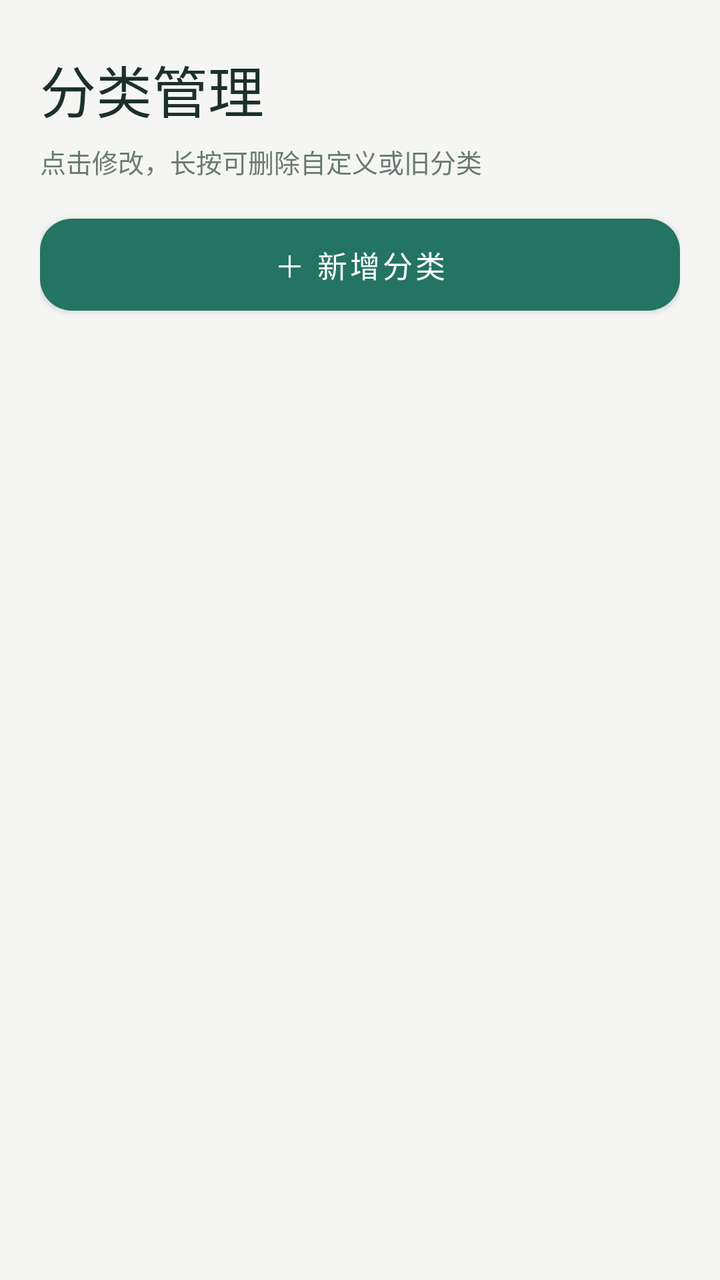
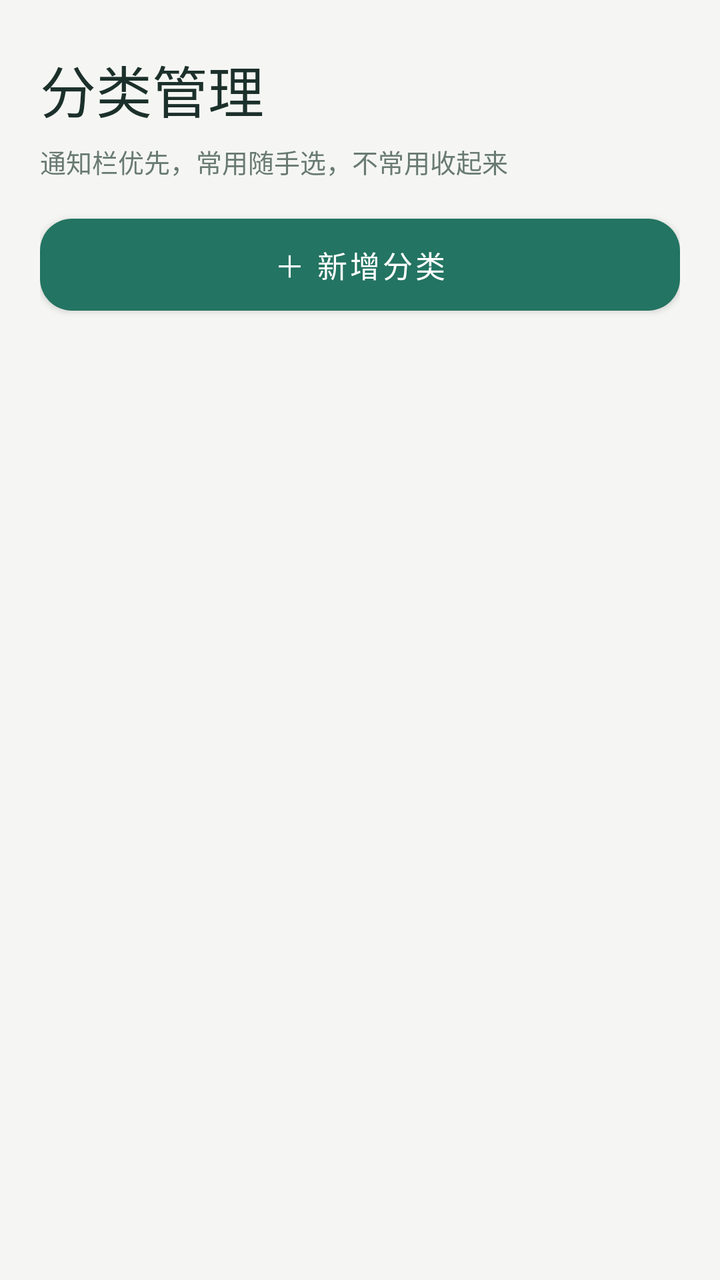

The first picture is an Android layout as it rendered before a commit; the second is the same layout after the commit. The layout source and the unified diff follow.
<!-- AndroidManifest.xml: application theme Theme.LightLedger -->
<!-- res/layout/activity_category.xml -->
<?xml version="1.0" encoding="utf-8"?>
<LinearLayout xmlns:android="http://schemas.android.com/apk/res/android"
    android:layout_width="match_parent" android:layout_height="match_parent"
    android:orientation="vertical" android:padding="@dimen/ledger_page_gutter" android:background="?attr/ledgerBackground">
    <TextView style="@style/LedgerPageTitle" android:layout_width="match_parent" android:layout_height="wrap_content"
        android:layout_marginTop="4dp" android:text="分类管理" />
    <TextView style="@style/LedgerCaption" android:layout_width="match_parent" android:layout_height="wrap_content"
        android:layout_marginTop="6dp" android:text="点击修改，长按可删除自定义或旧分类" />
    <com.google.android.material.button.MaterialButton android:id="@+id/addCategory" style="@style/LedgerButton"
        android:layout_width="match_parent" android:layout_height="wrap_content"
        android:layout_marginTop="16dp" android:layout_marginBottom="12dp" android:text="＋ 新增分类" />
    <ScrollView android:layout_width="match_parent" android:layout_height="0dp" android:layout_weight="1">
        <LinearLayout android:id="@+id/categoryContainer"
            android:layout_width="match_parent" android:layout_height="wrap_content"
            android:orientation="vertical" />
    </ScrollView>
</LinearLayout>
<!-- resources referenced by this layout -->
<resources>
  <dimen name="ledger_page_gutter">20dp</dimen>
  <style name="LedgerButton" parent="Widget.MaterialComponents.Button">
          <item name="cornerRadius">16dp</item><item name="android:minHeight">52dp</item><item name="android:textAllCaps">false</item>
          <item name="android:textSize">15sp</item><item name="android:fontFamily">sans-serif-medium</item><item name="android:paddingHorizontal">16dp</item>
          <item name="android:insetTop">3dp</item><item name="android:insetBottom">3dp</item>
      </style>
  <style name="LedgerCaption"><item name="android:textColor">?attr/ledgerMuted</item><item name="android:textSize">13sp</item><item name="android:lineSpacingExtra">3dp</item></style>
  <style name="LedgerPageTitle"><item name="android:textColor">?attr/colorOnSurface</item><item name="android:textSize">28sp</item><item name="android:fontFamily">sans-serif-medium</item></style>
  <style name="Theme.LightLedger" parent="Theme.MaterialComponents.Light.NoActionBar">
          <item name="colorPrimary">@color/ledger_teal</item><item name="colorPrimaryVariant">@color/ledger_teal_dark</item>
          <item name="colorOnPrimary">@color/white</item><item name="colorSecondary">@color/ledger_teal</item>
          <item name="colorSurface">@color/white</item><item name="colorOnSurface">@color/ledger_ink</item>
          <item name="ledgerBackground">@color/ledger_background</item><item name="ledgerSoft">@color/ledger_teal_soft</item><item name="ledgerMuted">@color/ledger_muted</item><item name="ledgerBorder">@color/ledger_border</item>
          <item name="android:fontFamily">sans-serif</item><item name="android:colorAccent">@color/ledger_teal</item>
          <item name="android:windowLightStatusBar">true</item><item name="android:statusBarColor">@android:color/transparent</item>
          <item name="android:navigationBarColor">@color/white</item><item name="android:windowLightNavigationBar">true</item>
          <item name="android:windowBackground">@color/ledger_background</item><item name="android:windowSoftInputMode">adjustResize</item>
          <item name="materialButtonStyle">@style/LedgerButton</item><item name="textInputStyle">@style/LedgerInput</item>
      </style>
  <color name="ledger_teal">#237462</color>
  <color name="ledger_teal_dark">#184D40</color>
  <color name="white">#FFFFFF</color>
  <color name="ledger_ink">#1C302B</color>
  <color name="ledger_background">#F5F6F3</color>
  <color name="ledger_teal_soft">#E5F1EA</color>
  <color name="ledger_muted">#697A73</color>
  <color name="ledger_border">#E8ECE7</color>
  <style name="LedgerInput" parent="Widget.MaterialComponents.TextInputLayout.OutlinedBox">
          <item name="boxCornerRadiusTopStart">14dp</item><item name="boxCornerRadiusTopEnd">14dp</item><item name="boxCornerRadiusBottomStart">14dp</item><item name="boxCornerRadiusBottomEnd">14dp</item>
          <item name="boxBackgroundColor">@color/white</item><item name="boxStrokeColor">?attr/colorPrimary</item>
      </style>
</resources>

<!-- the commit's change to res/layout/activity_category.xml (unified diff, before → after) -->
@@ -5,7 +5,7 @@
     <TextView style="@style/LedgerPageTitle" android:layout_width="match_parent" android:layout_height="wrap_content"
         android:layout_marginTop="4dp" android:text="分类管理" />
     <TextView style="@style/LedgerCaption" android:layout_width="match_parent" android:layout_height="wrap_content"
-        android:layout_marginTop="6dp" android:text="点击修改，长按可删除自定义或旧分类" />
+        android:layout_marginTop="6dp" android:text="通知栏优先，常用随手选，不常用收起来" />
     <com.google.android.material.button.MaterialButton android:id="@+id/addCategory" style="@style/LedgerButton"
         android:layout_width="match_parent" android:layout_height="wrap_content"
         android:layout_marginTop="16dp" android:layout_marginBottom="12dp" android:text="＋ 新增分类" />
